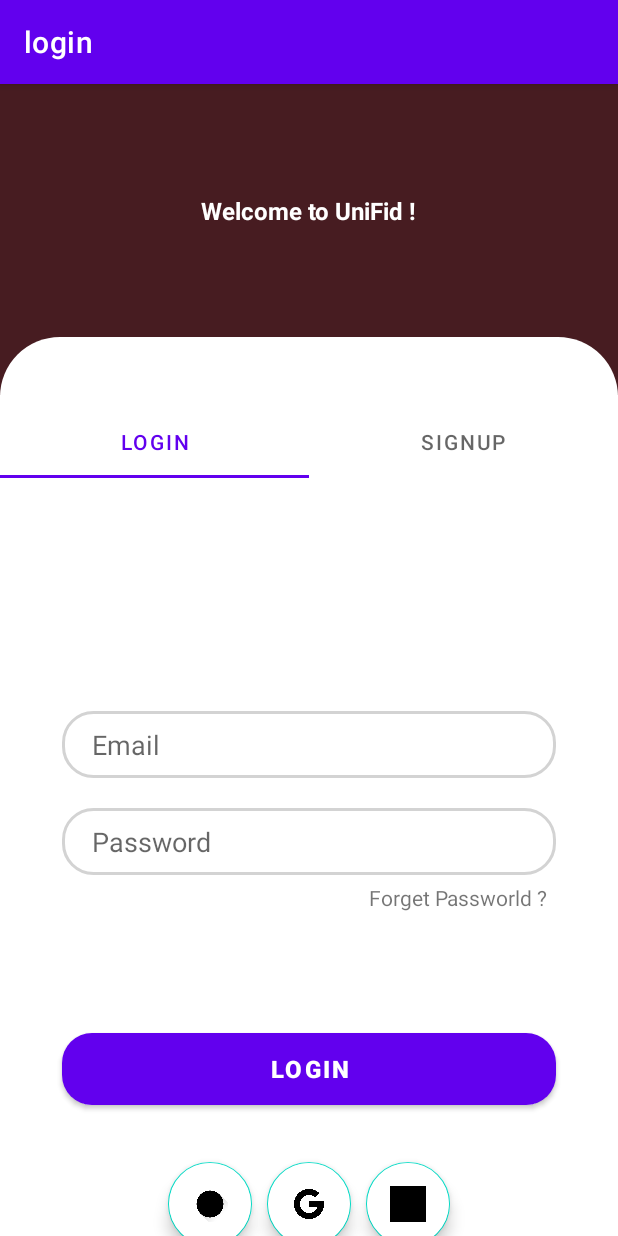
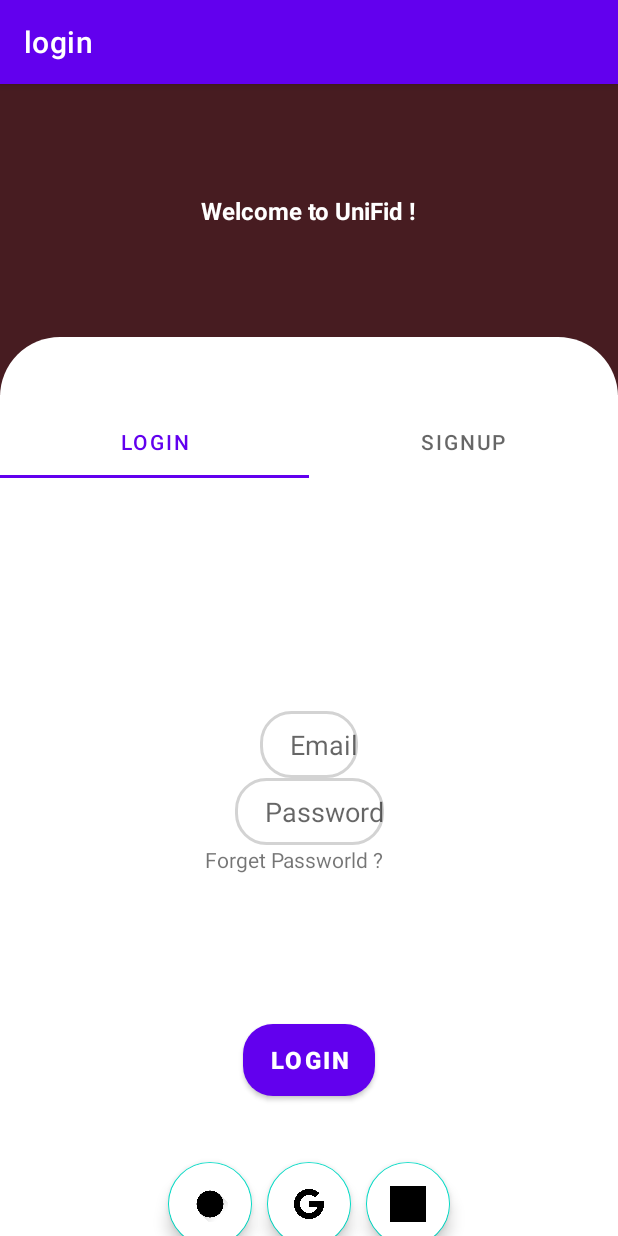
Before and after one commit to Bassemgho/PCD, an Android app: the logintabfragment screen opened directly, with no data from a screen before it, on a phone screen of 412 x 824 dp. Run offline under Robolectric (Android 15) with nearby library versions, the phone set to English and light mode, and no system bars; our stand-ins replace data binding; 3 statements that could not run were skipped.

Commit message:
tous va bien

```diff
--- a/app/src/main/java/com/example/login/MainActivity.java
+++ b/app/src/main/java/com/example/login/MainActivity.java
@@ -32,6 +32,7 @@ public class MainActivity extends AppCompatActivity {
         viewPager.setAdapter(adapter);
         viewPager.addOnPageChangeListener(new TabLayout.TabLayoutOnPageChangeListener(tabLayout));
 
+
         fb.setTranslationY(300);
         google.setTranslationY(300);
         instagram.setTranslationY(300);
--- a/app/src/main/res/layout/login_tab_fragment.xml
+++ b/app/src/main/res/layout/login_tab_fragment.xml
@@ -1,17 +1,22 @@
 <?xml version="1.0" encoding="utf-8"?>
+<layout xmlns:tools="http://schemas.android.com/tools"
+    xmlns:android="http://schemas.android.com/apk/res/android"
+    xmlns:app="http://schemas.android.com/apk/res-auto">
+
+    <data>
+
+    </data>
+
     <androidx.constraintlayout.widget.ConstraintLayout
-    xmlns:android="http://schemas.android.com/apk/res/android"
-    xmlns:app="http://schemas.android.com/apk/res-auto"
+        android:id="@+id/constraintLayout3"
         android:layout_width="match_parent"
-    android:layout_height="match_parent">
+        android:layout_height="match_parent"
+        app:layoutDescription="@xml/login_tab_fragment_xml_constraintlayout3_scene">
 
         <EditText
             android:id="@+id/Email"
-        android:layout_width="0dp"
+            android:layout_width="wrap_content"
             android:layout_height="wrap_content"
-        app:layout_constraintWidth_percent=".8"
-        app:layout_constraintVertical_bias=".3"
-        app:layout_constraintHorizontal_bias=".5"
             android:background="@drawable/edit_text_bg"
             android:hint="Email"
             android:paddingLeft="20dp"
@@ -19,29 +24,39 @@
             android:paddingBottom="10dp"
             app:layout_constraintBottom_toBottomOf="parent"
             app:layout_constraintEnd_toEndOf="parent"
+            app:layout_constraintHorizontal_bias=".5"
             app:layout_constraintStart_toStartOf="parent"
-        app:layout_constraintTop_toTopOf="parent" />
+            app:layout_constraintTop_toTopOf="parent"
+            app:layout_constraintVertical_bias=".3"
+            app:layout_constraintWidth_percent=".8"
+            tools:layout_conversion_absoluteHeight="0dp"
+            tools:layout_conversion_absoluteWidth="0dp"
+            tools:layout_editor_absoluteX="0dp"
+            tools:layout_editor_absoluteY="0dp" />
 
         <EditText
             android:id="@+id/Pass"
-        android:layout_width="0dp"
+            android:layout_width="wrap_content"
             android:layout_height="wrap_content"
             android:background="@drawable/edit_text_bg"
             android:hint="Password"
             android:paddingLeft="20dp"
             android:paddingTop="10dp"
             android:paddingBottom="10dp"
-        android:layout_marginTop="20dp"
             app:layout_constraintBottom_toBottomOf="parent"
             app:layout_constraintEnd_toEndOf="parent"
             app:layout_constraintStart_toStartOf="parent"
             app:layout_constraintTop_toBottomOf="@id/Email"
             app:layout_constraintVertical_bias="0"
-        app:layout_constraintWidth_percent=".8" />
+            app:layout_constraintWidth_percent=".8"
+            tools:layout_conversion_absoluteHeight="0dp"
+            tools:layout_conversion_absoluteWidth="0dp"
+            tools:layout_editor_absoluteX="0dp"
+            tools:layout_editor_absoluteY="0dp" />
 
         <Button
             android:id="@+id/button"
-        android:layout_width="0dp"
+            android:layout_width="wrap_content"
             android:layout_height="wrap_content"
             android:background="@drawable/button_bg"
             android:text="Login"
@@ -54,21 +69,28 @@
             app:layout_constraintStart_toStartOf="parent"
             app:layout_constraintTop_toBottomOf="@+id/Pass"
             app:layout_constraintVertical_bias=".7"
-        app:layout_constraintWidth_percent=".8" />
+            app:layout_constraintWidth_percent=".8"
+            tools:layout_conversion_absoluteHeight="0dp"
+            tools:layout_conversion_absoluteWidth="0dp"
+            tools:layout_editor_absoluteX="0dp"
+            tools:layout_editor_absoluteY="0dp" />
 
         <TextView
             android:id="@+id/forgetpass"
             android:layout_width="wrap_content"
             android:layout_height="wrap_content"
             android:text="Forget Passworld ?"
-        app:layout_constraintVertical_bias="0"
-        app:layout_constraintHorizontal_bias="1"
-        android:layout_marginTop="5dp"
-        android:layout_marginRight="5dp"
-
             app:layout_constraintBottom_toBottomOf="parent"
             app:layout_constraintEnd_toEndOf="@+id/Pass"
+
+            app:layout_constraintHorizontal_bias="1"
             app:layout_constraintStart_toStartOf="parent"
-        app:layout_constraintTop_toBottomOf="@+id/Pass" />
+            app:layout_constraintTop_toBottomOf="@+id/Pass"
+            app:layout_constraintVertical_bias="0"
+            tools:layout_conversion_absoluteHeight="0dp"
+            tools:layout_conversion_absoluteWidth="0dp"
+            tools:layout_editor_absoluteX="0dp"
+            tools:layout_editor_absoluteY="0dp" />
 
     </androidx.constraintlayout.widget.ConstraintLayout>
+</layout>
--- a/app/src/main/res/values/strings.xml
+++ b/app/src/main/res/values/strings.xml
@@ -1,3 +1,7 @@
 <resources>
     <string name="app_name">login</string>
+    <!-- TODO: Remove or change this placeholder text -->
+    <string name="hello_blank_fragment">Hello blank fragment</string>
+    <string name="nav_open">Open</string>
+    <string name="nav_close">Close</string>
 </resources>
```
Also changed, not shown: app/build.gradle (+23 -3 lines), app/src/main/AndroidManifest.xml (+4 -4 lines), app/src/main/java/com/example/login/logintabfragment.java (+45 -0 lines), app/src/main/res/values/styles.xml (+7 -1 lines). Lines whose indentation alone changed are shown as unchanged.
